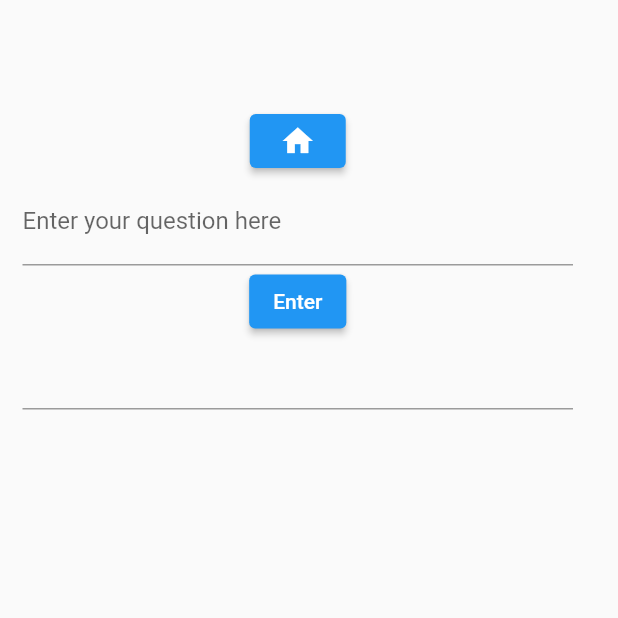
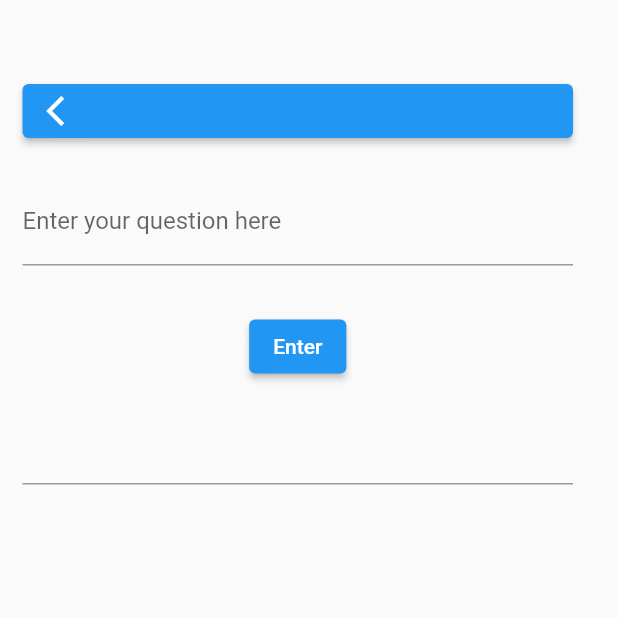
Before and after one commit to Sraghav63/doc_bot, a Flutter app: the question screen opened directly, after a tap on "Enter", on a phone screen of 412 x 824 dp, the top half of it. Run offline on Flutter 3.47's test engine with Material 2 defaults, Android fonts, the phone set to English and light mode, and no system bars; our stand-ins replace get, webview_flutter; network calls fail; key blocks and very long unbroken strings in the code were emptied for the run.

Commit message:
last change to ui on question page

```diff
--- a/lib/ai.dart
+++ b/lib/ai.dart
@@ -12,22 +12,26 @@ class question extends StatefulWidget {
 }
 
 class _questionState extends State<question> {
-
   TextEditingController textController1 = TextEditingController();
   TextEditingController textController2 = TextEditingController();
   @override
   Widget build(BuildContext context) {
     return Scaffold(
       body: Container(
-
-        padding: const EdgeInsets.only(top: 70, left: 15, right: 30),
+        padding: const EdgeInsets.only(top: 50, left: 15, right: 30),
         child: Column(
           children: [
             ElevatedButton(
               onPressed: () {
                 Navigator.pop(context);
               },
-              child: Icon(Icons.home),
+              child: Align(
+                alignment: Alignment.topLeft,
+                child: Icon(Icons.arrow_back_ios),
+              ),
+            ),
+            SizedBox(
+              height: 20,
             ),
             TextFormField(
               keyboardType: TextInputType.multiline,
@@ -35,20 +39,21 @@ class _questionState extends State<question> {
               decoration: InputDecoration(
                 hintText: "Enter your question here",
                 labelText: "Enter your question here",
-
-
               ),
               controller: textController1,
             ),
-
-            ElevatedButton(onPressed: () async {
+            SizedBox(
+              height: 30,
+            ),
+            ElevatedButton(
+                onPressed: () async {
                   final String aidocURL = "aidoc.loca.lt";
                   print("trying to get answer to question: ");
                   print(textController1.text.trim());
                   var queryParameters = {
                     "question": textController1.text.trim()
                   };
-              var uri = Uri.https(aidocURL,"/medicaladvice",queryParameters);
+                  var uri = Uri.https(aidocURL, "/medicaladvice", queryParameters);
                   Response res = await get(uri, headers: {
                     HttpHeaders.contentTypeHeader: "application/json"
                   });
@@ -57,20 +62,21 @@ class _questionState extends State<question> {
                     print("answer is: ");
                     print(answer);
                     textController2.text = answer;
-              }else{
+                  } else {
                     //TODO: report error
                     print("error getting response from aidoc");
                   }
-
-            }, child: Text("Enter")),
+                },
+                child: Text("Enter")),
+            SizedBox(
+              height: 20,
+            ),
             TextFormField(
               keyboardType: TextInputType.multiline,
               maxLines: null,
               controller: textController2,
               readOnly: true,
             ),
-
-
           ],
         ),
       ),
```
Lines whose indentation alone changed are shown as unchanged.
